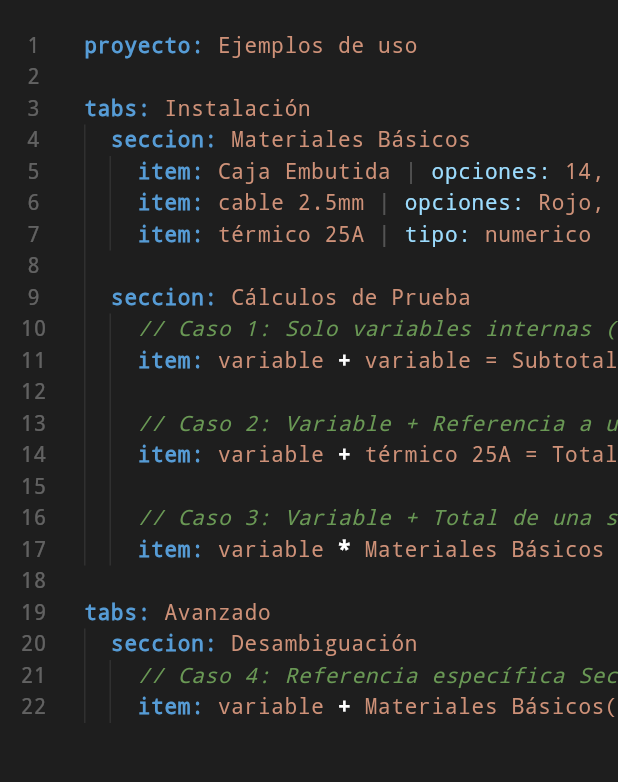
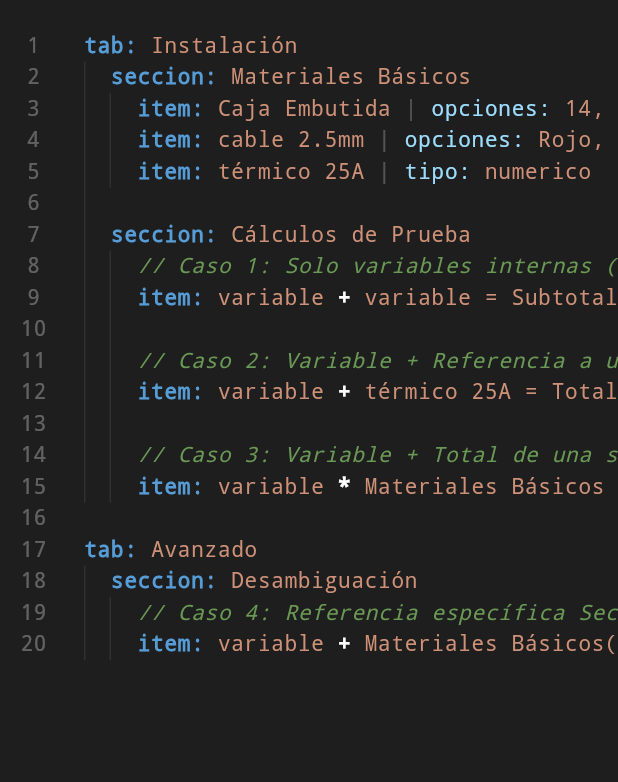
Before and after one commit to joaquin018/facturas_app, a Flutter app: the screen it shows after launch, after a tap on "Ejemplos de uso", on a phone screen of 412 x 824 dp, the part 75-857 px from its top. Run offline on Flutter 3.47's test engine with Material 3 defaults, Android fonts, the phone set to English and light mode, and no system bars; our stand-ins replace sqflite; accounts and stored records are empty; Roboto replaces fonts that are missing (Inter).

Commit message:
Limpieza: Eliminación de proyecto: y renombramiento de tabs: a tab:

```diff
--- a/lib/editor_vscode.dart
+++ b/lib/editor_vscode.dart
@@ -6,7 +6,7 @@ class ProjectData {
   String title;
   List<TabGroup> tabs;
 
-  ProjectData({this.title = "Nuevo Proyecto", List<TabGroup>? tabs})
+  ProjectData({this.title = "", List<TabGroup>? tabs})
     : tabs = tabs ?? [];
 }
 
@@ -60,8 +60,8 @@ enum ViewMode { edit, preview }
 // --- PARSER ---
 
 class PseudocodeParser {
-  static ProjectData parse(String text) {
-    ProjectData project = ProjectData();
+  static ProjectData parse(String text, {String? title}) {
+    ProjectData project = ProjectData(title: title ?? "Proyecto");
     List<String> lines = text.split('\n');
     TabGroup? currentTab;
     SectionData? currentSection;
@@ -72,12 +72,10 @@ class PseudocodeParser {
 
       String lowerLine = line.toLowerCase();
 
-      if (lowerLine.startsWith('proyecto:')) {
-        project.title = line.substring(9).trim();
-      } else if (lowerLine.startsWith('tabs:')) {
-        String title = line.substring(5).trim();
+      if (lowerLine.startsWith('tab:')) {
+        String tabTitle = line.substring(4).trim();
         currentTab = TabGroup(
-          title: title,
+          title: tabTitle,
           sections: [],
           isSelected: project.tabs.isEmpty, // Select first tab by default
         );
@@ -205,7 +203,7 @@ class PseudocodeController extends TextEditingController {
   }) {
     final List<TextSpan> children = [];
     final RegExp regExp = RegExp(
-      r'(proyecto:|seccion:|item:|tabs:)|(opciones:|tipo:)|(\|)|(//.*)|([\+\-\*/])',
+      r'(seccion:|item:|tab:)|(opciones:|tipo:)|(\|)|(//.*)|([\+\-\*/])',
       multiLine: true,
       caseSensitive: false,
     );
@@ -370,10 +368,9 @@ class _EditorScreenState extends State<EditorScreen> {
   int _cursorPosition = 0;
 
   final List<String> _keywords = [
-    'proyecto:',
     'seccion:',
     'item:',
-    'tabs:',
+    'tab:',
     'opciones:',
     'tipo:',
     'numerico',
@@ -443,7 +440,7 @@ class _EditorScreenState extends State<EditorScreen> {
         if (beforeCursor.isEmpty ||
             beforeCursor.endsWith('\n') ||
             beforeCursor.endsWith(' ')) {
-          _suggestions = ['proyecto:', 'seccion:', 'item:', 'tabs:'];
+          _suggestions = ['seccion:', 'item:', 'tab:'];
           _showAutocomplete();
         } else {
           _hideAutocomplete();
--- a/lib/main.dart
+++ b/lib/main.dart
@@ -4,9 +4,7 @@ import 'package:path/path.dart' as p;
 import 'dart:convert';
 import 'editor_vscode.dart';
 
-const String exampleProjectCode = """proyecto: Ejemplos de uso
-
-tabs: Instalación
+const String exampleProjectCode = """tab: Instalación
   seccion: Materiales Básicos
     item: Caja Embutida | opciones: 14, 16, 22, 24 | tipo: numerico
     item: cable 2.5mm | opciones: Rojo, Verde, Blanco | tipo: numerico
@@ -22,7 +20,7 @@ tabs: Instalación
     // Caso 3: Variable + Total de una sección completa
     item: variable * Materiales Básicos = Multiplicador Sección
 
-tabs: Avanzado
+tab: Avanzado
   seccion: Desambiguación
     // Caso 4: Referencia específica Sección(Ítem)
     item: variable + Materiales Básicos(cable 2.5mm) = Precisión Total""";
@@ -263,8 +261,7 @@ class _ProjectListScreenState extends State<ProjectListScreen> {
     );
 
     if (result != null && result.trim().isNotEmpty) {
-      final defaultCode = """proyecto: $result
-tabs: Inicio
+      final defaultCode = """tab: Inicio
   seccion: General
     item: variable + variable = Resultado""";
 
@@ -552,7 +549,7 @@ class _ProjectEditorWrapperState extends State<ProjectEditorWrapper> {
   void initState() {
     super.initState();
     _pseudocode = widget.project.code;
-    _projectData = PseudocodeParser.parse(_pseudocode);
+    _projectData = PseudocodeParser.parse(_pseudocode, title: widget.project.name);
     _applySavedValues();
   }
 
@@ -598,7 +595,7 @@ class _ProjectEditorWrapperState extends State<ProjectEditorWrapper> {
 
     final updatedProject = SavedProject(
       id: widget.project.id,
-      name: _projectData.title,
+      name: widget.project.name,
       code: _pseudocode,
       valuesJson: jsonEncode(values),
     );
@@ -609,7 +606,7 @@ class _ProjectEditorWrapperState extends State<ProjectEditorWrapper> {
   void _updateProject(String newCode) {
     setState(() {
       _pseudocode = newCode;
-      _projectData = PseudocodeParser.parse(newCode);
+      _projectData = PseudocodeParser.parse(newCode, title: widget.project.name);
       _saveChanges();
     });
   }
```
